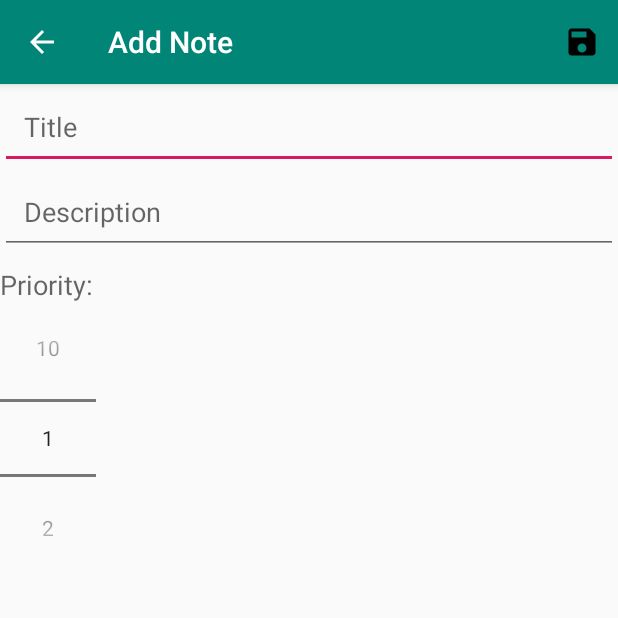
After one commit to SulaimanAshiru/ArchitectureExample, an Android app: the AddNoteActivity screen opened directly, with no data from a screen before it, on a phone screen of 412 x 824 dp, the top half of it. The commit adds this screen. Run offline under Robolectric (Android 15) with nearby library versions, the phone set to English and light mode, and no system bars; 1 statement that could not run was skipped.

Commit message:
added drawables, activity_add_note, and add_note_menu, AddNoteActivity

```diff
--- a/app/build.gradle
+++ b/app/build.gradle
@@ -49,9 +49,6 @@ dependencies {
     annotationProcessor "androidx.room:room-compiler:$room_version"
 
 
-
-
-
     // Testing
     // Instrumentation dependencies use androidTestImplementation
     // (as opposed to testImplementation for local unit tests run in the JVM)
--- a/app/src/main/AndroidManifest.xml
+++ b/app/src/main/AndroidManifest.xml
@@ -9,13 +9,16 @@
         android:roundIcon="@mipmap/ic_launcher_round"
         android:supportsRtl="true"
         android:theme="@style/AppTheme">
-        <activity android:name=".MainActivity">
+        <activity android:name=".MainActivity"
+            android:launchMode="singleTop">
             <intent-filter>
                 <action android:name="android.intent.action.MAIN" />
 
                 <category android:name="android.intent.category.LAUNCHER" />
             </intent-filter>
         </activity>
+        <activity android:name=".AddNoteActivity"
+            android:parentActivityName=".MainActivity"></activity>
     </application>
 
 </manifest>
--- /dev/null
+++ b/app/src/main/java/com/example/architectureexample/AddNoteActivity.java
@@ -0,0 +1,96 @@
+package com.example.architectureexample;
+
+import androidx.annotation.NonNull;
+import androidx.annotation.RequiresApi;
+import androidx.appcompat.app.AppCompatActivity;
+
+import android.content.Intent;
+import android.os.Build;
+import android.os.Bundle;
+import android.view.Menu;
+import android.view.MenuInflater;
+import android.view.MenuItem;
+import android.view.View;
+import android.widget.EditText;
+import android.widget.NumberPicker;
+import android.widget.Toast;
+
+public class AddNoteActivity extends AppCompatActivity {
+
+    public static final String  EXTRA_TITLE =
+            "com.example.architectureexample.EXTRA_TITLE";
+
+    public static final String  EXTRA_DESCRIPTION =
+            "com.example.architectureexample.EXTRA_DESCRIPTION";
+
+    public static final String  EXTRA_PRIORITY =
+            "com.example.architectureexample.EXTRA_PRIORITY";
+
+
+    private EditText editTextTitle;
+    private EditText editTextDescription;
+    private NumberPicker numberPickerPriority;
+
+    @RequiresApi(api = Build.VERSION_CODES.JELLY_BEAN_MR2)
+    @Override
+    protected void onCreate(Bundle savedInstanceState) {
+        super.onCreate(savedInstanceState);
+        setContentView(R.layout.activity_add_note);
+
+        editTextTitle = findViewById(R.id.edit_text_title);
+        editTextDescription = findViewById(R.id.edit_text_description);
+        numberPickerPriority = findViewById(R.id.number_picker_priority);
+
+        numberPickerPriority.setMinValue(1);
+        numberPickerPriority.setMaxValue(10);
+
+        getActionBar().setHomeAsUpIndicator(R.drawable.ic_close_black_24dp);
+        setTitle("Add Note");
+
+    }
+
+    private void saveNote(){
+        String title = editTextTitle.getText().toString();
+        String description = editTextDescription.getText().toString();
+        int priority = numberPickerPriority.getValue();
+
+        if(title.trim().isEmpty() || description.trim().isEmpty()) {
+            Toast.makeText(this,"Please insert a title and description", Toast.LENGTH_SHORT).show();
+            return;
+        }
+
+        Intent data = new Intent ();
+        data.putExtra(EXTRA_TITLE,description);
+        data.putExtra(EXTRA_DESCRIPTION, description);
+        data.putExtra(EXTRA_PRIORITY, priority);
+
+        setResult(RESULT_OK, data);
+        finish();
+
+
+
+    }
+
+    @Override
+    public boolean onCreateOptionsMenu(Menu menu) {
+
+        MenuInflater menuInflater = getMenuInflater();
+        menuInflater.inflate(R.menu.add_note_menu, menu);
+        return true;
+    }
+
+    @Override
+    public boolean onOptionsItemSelected(@NonNull MenuItem item) {
+
+        switch (item.getItemId()) {
+            case R.id.save_note:
+                saveNote();
+                return true;
+            default:
+                return super.onOptionsItemSelected(item);
+
+        }
+
+
+    }
+}
--- a/app/src/main/java/com/example/architectureexample/NoteDatabase.java
+++ b/app/src/main/java/com/example/architectureexample/NoteDatabase.java
@@ -45,8 +45,8 @@ public abstract class NoteDatabase extends RoomDatabase {
         @Override
         protected Void doInBackground(Void... voids) {
             noteDao.insert(new Note("Title 1", "Description 1",1 ));
-            noteDao.insert(new Note("Title 2", "Description 1",2 ));
-            noteDao.insert(new Note("Title 3", "Description 1",3 ));
+            noteDao.insert(new Note("Title 2", "Description 2",2 ));
+            noteDao.insert(new Note("Title 3", "Description 3",3 ));
             return null;
         }
 
--- /dev/null
+++ b/app/src/main/res/drawable/ic_close_black_24dp.xml
@@ -0,0 +1,9 @@
+<vector xmlns:android="http://schemas.android.com/apk/res/android"
+        android:width="24dp"
+        android:height="24dp"
+        android:viewportWidth="24.0"
+        android:viewportHeight="24.0">
+    <path
+        android:fillColor="#FF000000"
+        android:pathData="M19,6.41L17.59,5 12,10.59 6.41,5 5,6.41 10.59,12 5,17.59 6.41,19 12,13.41 17.59,19 19,17.59 13.41,12z"/>
+</vector>
--- /dev/null
+++ b/app/src/main/res/drawable/ic_save.xml
@@ -0,0 +1,9 @@
+<vector xmlns:android="http://schemas.android.com/apk/res/android"
+        android:width="24dp"
+        android:height="24dp"
+        android:viewportWidth="24.0"
+        android:viewportHeight="24.0">
+    <path
+        android:fillColor="#FF000000"
+        android:pathData="M17,3L5,3c-1.11,0 -2,0.9 -2,2v14c0,1.1 0.89,2 2,2h14c1.1,0 2,-0.9 2,-2L21,7l-4,-4zM12,19c-1.66,0 -3,-1.34 -3,-3s1.34,-3 3,-3 3,1.34 3,3 -1.34,3 -3,3zM15,9L5,9L5,5h10v4z"/>
+</vector>
--- /dev/null
+++ b/app/src/main/res/layout/activity_add_note.xml
@@ -0,0 +1,40 @@
+<?xml version="1.0" encoding="utf-8"?>
+<LinearLayout xmlns:android="http://schemas.android.com/apk/res/android"
+    xmlns:app="http://schemas.android.com/apk/res-auto"
+    xmlns:tools="http://schemas.android.com/tools"
+    android:layout_width="match_parent"
+    android:layout_height="match_parent"
+    android:orientation="vertical"
+    tools:context="com.example.architectureexample.AddNoteActivity">
+
+
+    <EditText
+        android:id="@+id/edit_text_title"
+        android:layout_width="match_parent"
+        android:layout_height="wrap_content"
+        android:hint="Title"
+        android:inputType="text"
+        android:padding="16dp"/>
+
+    <EditText
+        android:id="@+id/edit_text_description"
+        android:layout_width="match_parent"
+        android:layout_height="wrap_content"
+        android:hint="Description"
+        android:inputType="textMultiLine"
+        android:padding="16dp"/>
+
+    <TextView
+        android:layout_width="wrap_content"
+        android:layout_height="wrap_content"
+        android:text="Priority:"
+        android:layout_marginTop="8dp"
+        android:textAppearance="@style/TextAppearance.AppCompat.Medium"/>
+
+    <NumberPicker
+        android:id="@+id/number_picker_priority"
+        android:layout_width="wrap_content"
+        android:layout_height="wrap_content"/>
+
+
+</LinearLayout>
--- /dev/null
+++ b/app/src/main/res/menu/add_note_menu.xml
@@ -0,0 +1,12 @@
+<?xml version="1.0" encoding="utf-8"?>
+<menu xmlns:android="http://schemas.android.com/apk/res/android"
+    xmlns:app="http://schemas.android.com/apk/res-auto">
+
+    <item
+        android:id="@+id/save_note"
+        android:icon="@drawable/ic_save"
+        android:title="Save"
+        app:showAsAction="ifRoom"/>
+
+
+</menu>
```
Also changed, not shown: app/src/main/java/com/example/architectureexample/MainActivity.java (+35 -0 lines), app/src/main/res/drawable/ic_add.xml (added, +9 -0 lines), app/src/main/res/layout/activity_main.xml (+9 -0 lines).
